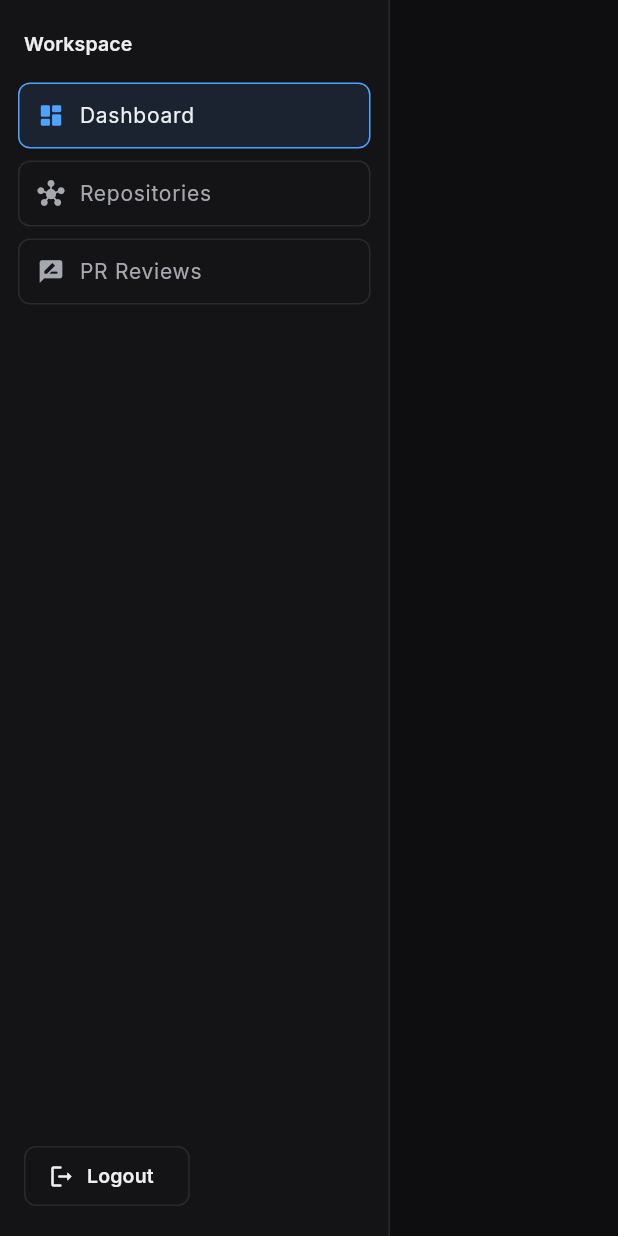
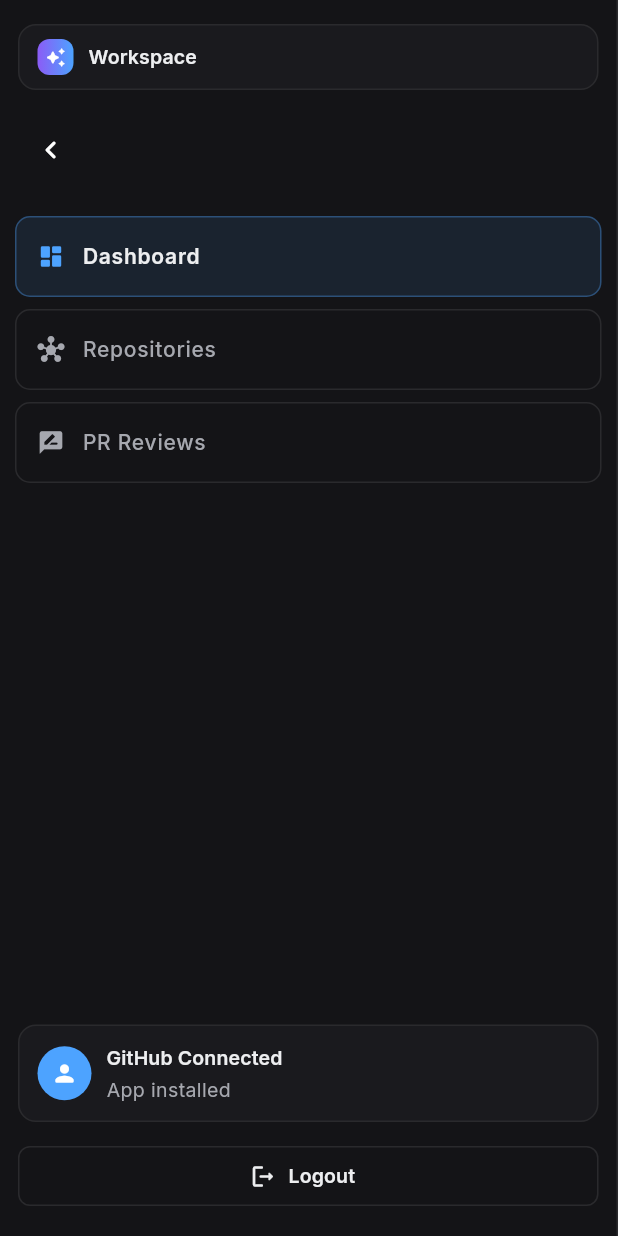
Before and after one commit to Surya-Raghuram/MergeLens, a Flutter app: the _Sidebar widget shown alone on an empty page, opened directly with empty values, on a phone screen of 412 x 824 dp. Run offline on Flutter 3.47's test engine with Material 3 defaults, Android fonts, the phone set to English and light mode, and no system bars; our stand-ins replace flutter_markdown, flutter_riverpod, google_fonts, supabase_flutter; accounts and stored records are empty.

Commit message:
front end update

```diff
--- a/frontend/lib/screens/studio/studio_shell.dart
+++ b/frontend/lib/screens/studio/studio_shell.dart
@@ -4,6 +4,7 @@ import 'package:frontend/screens/review/pr_review_detail_screen.dart';
 import 'package:frontend/screens/studio/dashboard_tab.dart';
 import 'package:frontend/screens/studio/pr_reviews_tab.dart';
 import 'package:frontend/screens/studio/repositories_tab.dart';
+import 'package:frontend/theme/theme.dart';
 
 class StudioShell extends StatefulWidget {
   const StudioShell(
@@ -23,6 +24,7 @@ class StudioShell extends StatefulWidget {
 class _StudioShellState extends State<StudioShell> {
   StudioSection _section = StudioSection.dashboard;
   ReviewReport? _selectedReport;
+  bool _sidebarCollapsed = false;
 
   void _openSection(StudioSection section, {ReviewReport? report}) {
     setState(() {
@@ -88,18 +90,41 @@ class _StudioShellState extends State<StudioShell> {
                   section: _section,
                   onSelect: _openSection,
                   onLogout: widget.onLogout,
+                  collapsed: false,
+                  onToggle: () {},
                 ),
               ),
             ),
       body: desktop
           ? Row(
               children: [
-                _Sidebar(
+                AnimatedContainer(
+                  duration: const Duration(milliseconds: 220),
+                  curve: Curves.easeInOutCubic,
+                  width: _sidebarCollapsed ? 88 : 268,
+                  child: _Sidebar(
                     section: _section,
                     onSelect: _openSection,
                     onLogout: widget.onLogout,
+                    collapsed: _sidebarCollapsed,
+                    onToggle: () {
+                      setState(() {
+                        _sidebarCollapsed = !_sidebarCollapsed;
+                      });
+                    },
                   ),
-                Expanded(child: content),
+                ),
+                Expanded(
+                  child: AnimatedSwitcher(
+                    duration: const Duration(milliseconds: 220),
+                    switchInCurve: Curves.easeInOutCubic,
+                    switchOutCurve: Curves.easeInOutCubic,
+                    child: KeyedSubtree(
+                      key: ValueKey(_section),
+                      child: content,
+                    ),
+                  ),
+                ),
               ],
             )
           : content,
@@ -135,112 +160,241 @@ class _StudioShellState extends State<StudioShell> {
 enum StudioSection { dashboard, repositories, prReviews }
 
 class _Sidebar extends StatelessWidget {
-  const _Sidebar(
-      {required this.section, required this.onSelect, required this.onLogout});
+  const _Sidebar({
+    required this.section,
+    required this.onSelect,
+    required this.onLogout,
+    required this.collapsed,
+    required this.onToggle,
+  });
 
   final StudioSection section;
   final ValueChanged<StudioSection> onSelect;
   final VoidCallback onLogout;
+  final bool collapsed;
+  final VoidCallback onToggle;
 
   @override
   Widget build(BuildContext context) {
-    return Container(
-      width: 260,
-      decoration: const BoxDecoration(
-        color: Color(0xFF141417),
-        border: Border(right: BorderSide(color: Color(0xFF2A2A2D))),
-      ),
-      child: Column(
-        crossAxisAlignment: CrossAxisAlignment.start,
-        children: [
-          const SizedBox(height: 20),
-          Padding(
-            padding: const EdgeInsets.symmetric(horizontal: 16),
-            child: Text(
-              'Workspace',
-              style: Theme.of(context).textTheme.labelLarge,
-            ),
-          ),
-          const SizedBox(height: 12),
-          _SidebarTab(
+    final navItems = [
+      _SidebarItem(
         title: 'Dashboard',
         icon: Icons.dashboard_rounded,
         selected: section == StudioSection.dashboard,
         onTap: () => onSelect(StudioSection.dashboard),
       ),
-          _SidebarTab(
+      _SidebarItem(
         title: 'Repositories',
         icon: Icons.hub_rounded,
         selected: section == StudioSection.repositories,
         onTap: () => onSelect(StudioSection.repositories),
       ),
-          _SidebarTab(
+      _SidebarItem(
         title: 'PR Reviews',
         icon: Icons.rate_review_rounded,
         selected: section == StudioSection.prReviews,
         onTap: () => onSelect(StudioSection.prReviews),
       ),
-          const Spacer(),
+    ];
+
+    return Container(
+      decoration: BoxDecoration(
+        color: AppColors.surface,
+        border: Border(
+          right: BorderSide(color: AppColors.border, width: 1),
+        ),
+      ),
+      child: SafeArea(
+        child: Column(
+          children: [
             Padding(
-            padding: const EdgeInsets.all(16),
-            child: OutlinedButton.icon(
-              onPressed: onLogout,
-              icon: const Icon(Icons.logout_rounded),
-              label: const Text('Logout'),
+              padding: const EdgeInsets.fromLTRB(12, 16, 12, 8),
+              child: AnimatedContainer(
+                duration: const Duration(milliseconds: 220),
+                curve: Curves.easeInOutCubic,
+                height: 44,
+                decoration: BoxDecoration(
+                  color: AppColors.surfaceAlt,
+                  borderRadius: BorderRadius.circular(12),
+                  border: Border.all(color: AppColors.border),
+                ),
+                child: Row(
+                  mainAxisAlignment: collapsed
+                      ? MainAxisAlignment.center
+                      : MainAxisAlignment.start,
+                  children: [
+                    const SizedBox(width: 12),
+                    Container(
+                      width: 24,
+                      height: 24,
+                      decoration: BoxDecoration(
+                        borderRadius: BorderRadius.circular(8),
+                        gradient: const LinearGradient(
+                          colors: [AppColors.accentPurple, AppColors.accent],
+                        ),
+                      ),
+                      child: const Icon(
+                        Icons.auto_awesome_rounded,
+                        size: 14,
+                        color: Colors.white,
+                      ),
+                    ),
+                    if (!collapsed) ...[
+                      const SizedBox(width: 10),
+                      Expanded(
+                        child: Text(
+                          'Workspace',
+                          style: Theme.of(context).textTheme.labelLarge,
+                          overflow: TextOverflow.ellipsis,
                         ),
                       ),
                     ],
+                  ],
+                ),
+              ),
+            ),
+            Align(
+              alignment: collapsed ? Alignment.center : Alignment.centerLeft,
+              child: Padding(
+                padding: const EdgeInsets.symmetric(horizontal: 10, vertical: 8),
+                child: IconButton(
+                  onPressed: onToggle,
+                  tooltip: collapsed ? 'Expand sidebar' : 'Collapse sidebar',
+                  icon: Icon(
+                    collapsed
+                        ? Icons.chevron_right_rounded
+                        : Icons.chevron_left_rounded,
+                  ),
+                ),
+              ),
+            ),
+            const SizedBox(height: 8),
+            ...navItems.map((item) {
+              return Padding(
+                padding: const EdgeInsets.symmetric(horizontal: 10, vertical: 4),
+                child: AnimatedContainer(
+                  duration: const Duration(milliseconds: 220),
+                  curve: Curves.easeInOutCubic,
+                  decoration: BoxDecoration(
+                    color: item.selected
+                        ? AppColors.accent.withOpacity(0.10)
+                        : Colors.transparent,
+                    borderRadius: BorderRadius.circular(10),
+                    border: Border.all(
+                      color: item.selected
+                          ? AppColors.accent.withOpacity(0.35)
+                          : AppColors.border,
+                    ),
+                  ),
+                  child: item.build(context, collapsed),
+                ),
+              );
+            }),
+            const Spacer(),
+            Padding(
+              padding: const EdgeInsets.fromLTRB(12, 0, 12, 12),
+              child: Container(
+                padding: const EdgeInsets.all(12),
+                decoration: BoxDecoration(
+                  color: AppColors.surfaceAlt,
+                  borderRadius: BorderRadius.circular(12),
+                  border: Border.all(color: AppColors.border),
+                ),
+                child: Row(
+                  children: [
+                    const CircleAvatar(
+                      radius: 18,
+                      backgroundColor: AppColors.accent,
+                      child: Icon(Icons.person_rounded, size: 18, color: Colors.white),
+                    ),
+                    if (!collapsed) ...[
+                      const SizedBox(width: 10),
+                      Expanded(
+                        child: Column(
+                          crossAxisAlignment: CrossAxisAlignment.start,
+                          children: [
+                            Text(
+                              'GitHub Connected',
+                              style: Theme.of(context).textTheme.labelLarge,
+                            ),
+                            const SizedBox(height: 2),
+                            Text(
+                              'App installed',
+                              style: Theme.of(context).textTheme.bodyMedium,
+                            ),
+                          ],
+                        ),
+                      ),
+                    ],
+                  ],
+                ),
+              ),
+            ),
+            Padding(
+              padding: const EdgeInsets.fromLTRB(12, 0, 12, 16),
+              child: SizedBox(
+                width: double.infinity,
+                child: OutlinedButton.icon(
+                  onPressed: onLogout,
+                  icon: const Icon(Icons.logout_rounded, size: 18),
+                  label: collapsed ? const Icon(Icons.logout_rounded) : const Text('Logout'),
+                ),
+              ),
+            ),
+          ],
+        ),
       ),
     );
   }
 }
 
-class _SidebarTab extends StatelessWidget {
-  const _SidebarTab(
-      {required this.title,
+class _SidebarItem {
+  const _SidebarItem({
+    required this.title,
     required this.icon,
     required this.selected,
-      required this.onTap});
+    required this.onTap,
+  });
 
   final String title;
   final IconData icon;
   final bool selected;
   final VoidCallback onTap;
 
-  @override
-  Widget build(BuildContext context) {
-    final Color borderColor =
-        selected ? const Color(0xFF4DA3FF) : const Color(0xFF2A2A2D);
-    final Color textColor =
-        selected ? const Color(0xFFEDEEF0) : const Color(0xFFA6A8AF);
-    final Color iconColor =
-        selected ? const Color(0xFF4DA3FF) : const Color(0xFFA6A8AF);
+  Widget build(BuildContext context, bool collapsed) {
+    final Color textColor = selected
+        ? AppColors.textPrimary
+        : AppColors.textSecondary;
+    final Color iconColor = selected ? AppColors.accent : AppColors.textSecondary;
 
-    return Padding(
-      padding: const EdgeInsets.symmetric(horizontal: 12, vertical: 4),
-      child: InkWell(
+    return InkWell(
       onTap: onTap,
-        borderRadius: BorderRadius.circular(8),
-        child: Container(
-          padding: const EdgeInsets.symmetric(horizontal: 12, vertical: 11),
-          decoration: BoxDecoration(
-            color: selected
-                ? const Color(0xFF4DA3FF).withOpacity(0.10)
-                : const Color(0xFF141417),
-            borderRadius: BorderRadius.circular(8),
-            border: Border.all(color: borderColor),
+      borderRadius: BorderRadius.circular(10),
+      child: AnimatedContainer(
+        duration: const Duration(milliseconds: 180),
+        curve: Curves.easeInOutCubic,
+        padding: EdgeInsets.symmetric(
+          horizontal: collapsed ? 0 : 14,
+          vertical: 12,
         ),
+        height: collapsed ? 48 : 52,
         child: Row(
+          mainAxisAlignment: collapsed ? MainAxisAlignment.center : MainAxisAlignment.start,
           children: [
             Icon(icon, size: 18, color: iconColor),
-              const SizedBox(width: 10),
-              Text(title,
-                  style: Theme.of(context)
-                      .textTheme
-                      .bodyLarge
-                      ?.copyWith(color: textColor)),
+            if (!collapsed) ...[
+              const SizedBox(width: 12),
+              Expanded(
+                child: Text(
+                  title,
+                  style: Theme.of(context).textTheme.bodyLarge?.copyWith(
+                    color: textColor,
+                    fontWeight: selected ? FontWeight.w600 : FontWeight.w500,
+                  ),
+                ),
+              ),
             ],
-          ),
+          ],
         ),
       ),
     );
```
Lines whose indentation alone changed are shown as unchanged.
